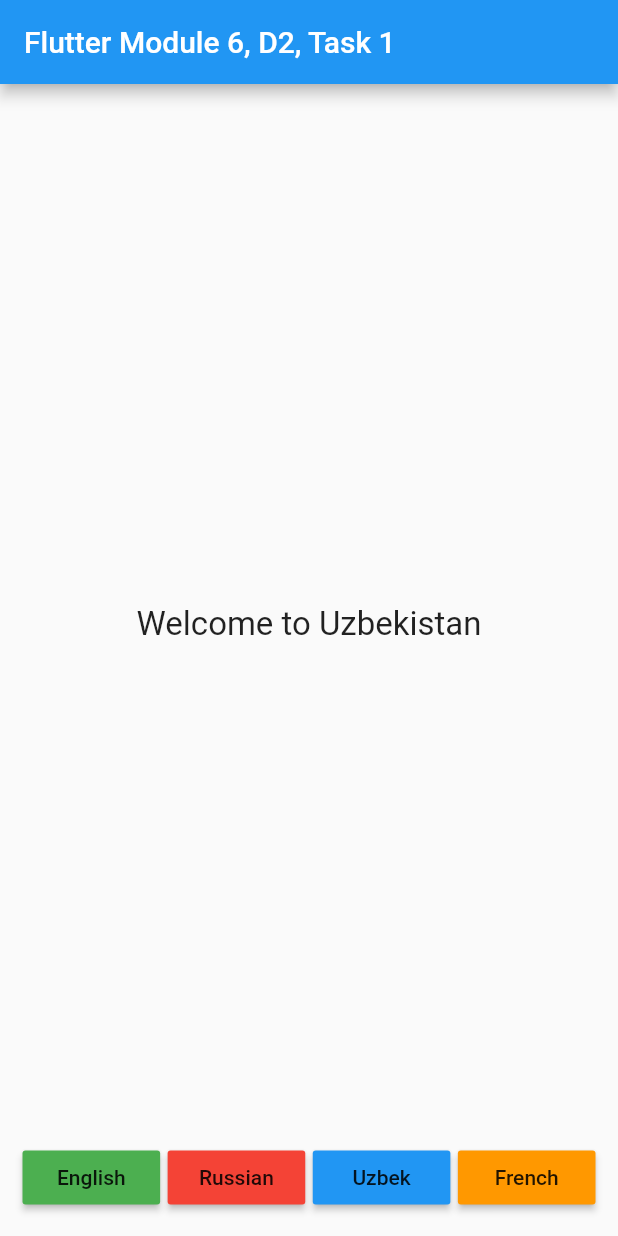
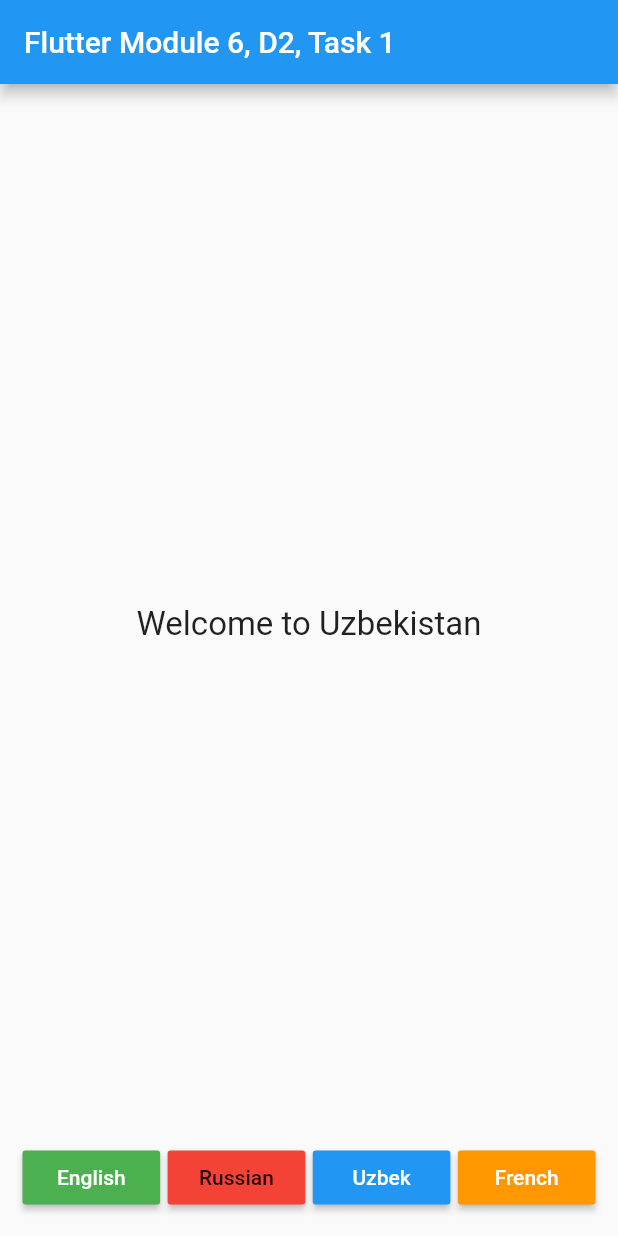
Before and after one commit to Baxtiyor87/m6d2task1, a Flutter app: the screen it shows after launch, on a phone screen of 412 x 824 dp. Run offline on Flutter 3.47's test engine with Material 2 defaults, Android fonts, the phone set to English and light mode, and no system bars; our stand-ins replace easy_localization.

Commit message:
Initial commit

```diff
--- a/lib/pages/home_page.dart
+++ b/lib/pages/home_page.dart
@@ -31,7 +31,7 @@ class _HomePageState extends State<HomePage> {
                     onPressed: (){
                       context.setLocale(const Locale('en','US'));
                     },
-                    child: const Text("English"),
+                    child: const Text("English",style: TextStyle(color: Colors.white)),
                   ),
                 ),
                 const SizedBox(width: 5,),
@@ -51,7 +51,7 @@ class _HomePageState extends State<HomePage> {
                     onPressed: (){
                       context.setLocale(const Locale('uz','UZ'));
                     },
-                    child: const Text("Uzbek"),
+                    child: const Text("Uzbek",style: TextStyle(color: Colors.white)),
                   ),
                 ),
                 const SizedBox(width: 5,),
@@ -61,7 +61,7 @@ class _HomePageState extends State<HomePage> {
                     onPressed: (){
                       context.setLocale(const Locale('fr','FRA'));
                     },
-                    child: const Text("French"),
+                    child: const Text("French",style: TextStyle(color: Colors.white)),
                   ),
                 ),
               ],
```
